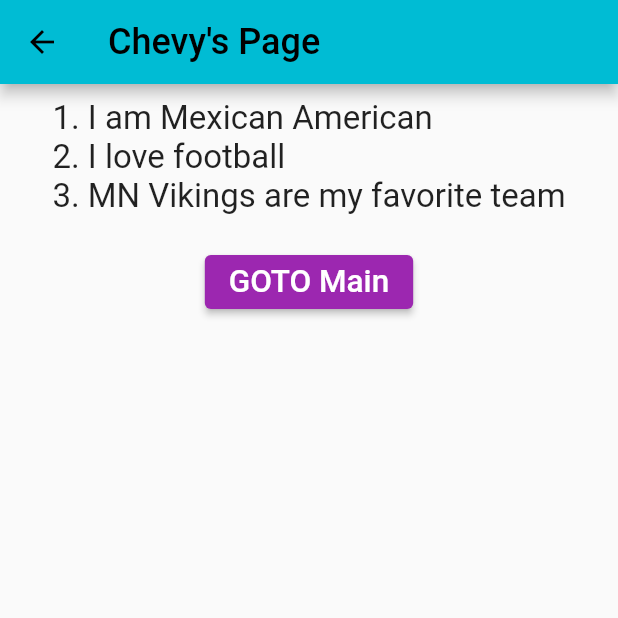
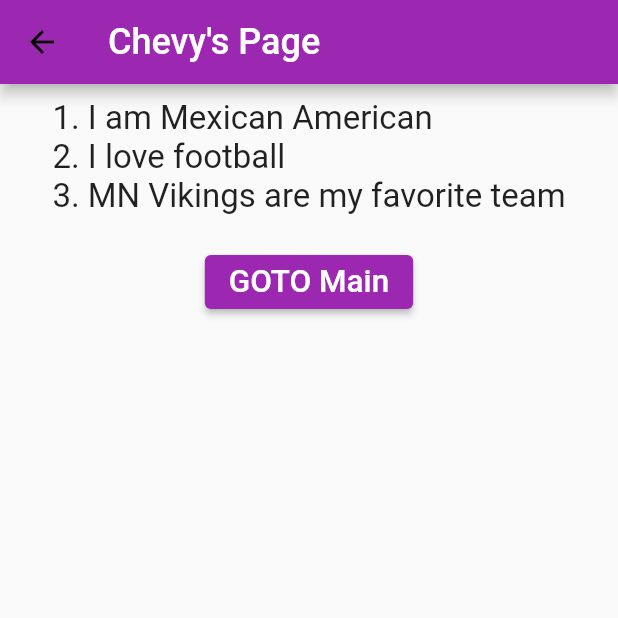
Before and after one commit to shaolin-diamonds/Group1_A3, a Flutter app: the chevyspage screen opened directly, on a phone screen of 412 x 824 dp, the top half of it. Run offline on Flutter 3.47's test engine with Material 2 defaults, Android fonts, the phone set to English and light mode, and no system bars.

Commit message:
Update chevyspage.dart

```diff
--- a/lib/chevysfolder/chevyspage.dart
+++ b/lib/chevysfolder/chevyspage.dart
@@ -16,7 +16,9 @@ class chevyspage extends StatelessWidget {
   Widget build(BuildContext context) {
     return Scaffold(
       appBar: AppBar(
-        title: const Text('Chevy\'s Page', style: TextStyle(fontSize: 24)),
+        backgroundColor: Colors.purple,
+        title: const Text('Chevy\'s Page',
+            style: TextStyle(fontSize: 24, color: Colors.white)),
       ),
       body: Center(
         child: Column(
```
